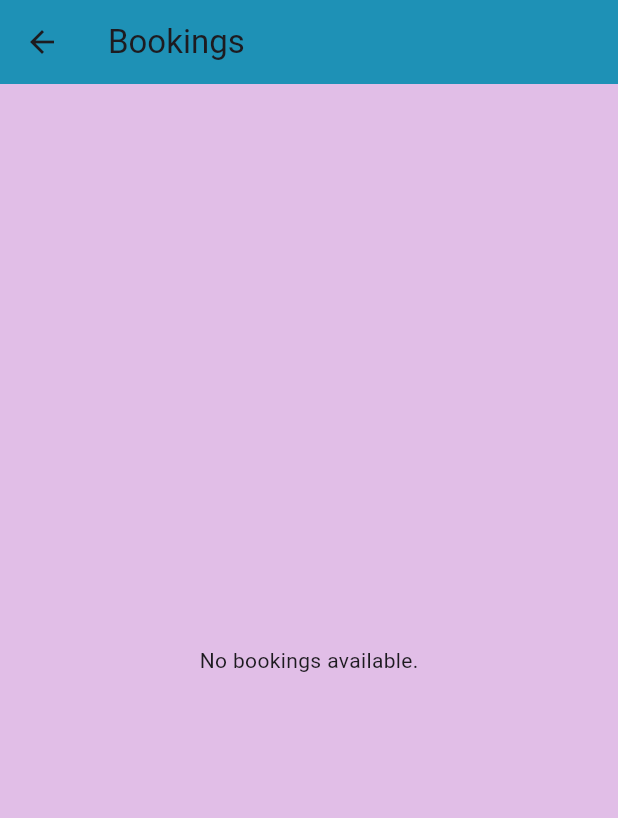
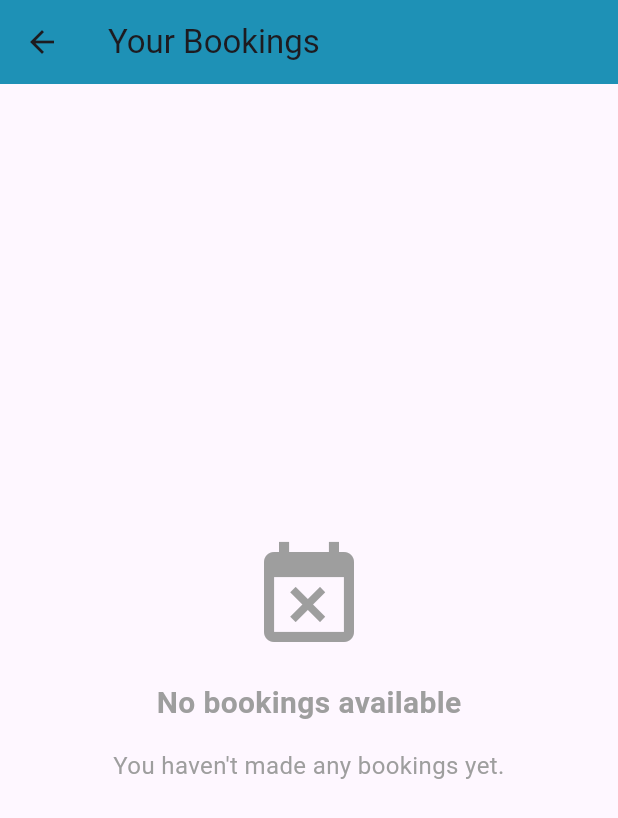
Before and after one commit to AbrahamKiplagat/Hotel, a Flutter app: the BookingDisplayScreen screen opened by its route, on a phone screen of 412 x 824 dp. Shown: the top 818 px of the screen. Run offline on Flutter 3.47's test engine with Material 3 defaults, Android fonts, the phone set to English and light mode, and no system bars; our stand-ins replace awesome_dialog, cloud_firestore, firebase_auth, firebase_core, flutter_iconly, image_picker and 1 more; accounts and stored records are empty; generated files the repository leaves out were written again.

Commit message:
no bookings screen

```diff
--- a/lib/presentation/dashboard/bookedby.dart
+++ b/lib/presentation/dashboard/bookedby.dart
@@ -1,11 +1,12 @@
 import 'package:flutter/material.dart';
 import 'package:cloud_firestore/cloud_firestore.dart';
 import 'package:firebase_auth/firebase_auth.dart';
+import 'package:hotel/presentation/dashboard/no_bookings.dart';
+// Import the NoBookingsScreen class
 
 class BookingDisplayScreen extends StatelessWidget {
   @override
   Widget build(BuildContext context) {
-    // Get the current user
     User? user = FirebaseAuth.instance.currentUser;
 
     if (user == null) {
@@ -21,13 +22,13 @@ class BookingDisplayScreen extends StatelessWidget {
 
     return Scaffold(
       appBar: AppBar(
-        title: Text('Bookings'),
+        title: Text('Your Bookings'),
       ),
-      backgroundColor: Colors.purple[100], // Set the background color here
+      backgroundColor: Colors.purple[100],
       body: StreamBuilder(
         stream: FirebaseFirestore.instance
             .collection('room_bookings')
-            .where('bookedBy', isEqualTo: user.email) // Filter by current user's email
+            .where('bookedBy', isEqualTo: user.email) // Change this to 'uid' if using UID
             .snapshots(),
         builder: (BuildContext context, AsyncSnapshot<QuerySnapshot> snapshot) {
           if (snapshot.hasError) {
@@ -43,9 +44,7 @@ class BookingDisplayScreen extends StatelessWidget {
           }
 
           if (snapshot.data!.docs.isEmpty) {
-            return Center(
-              child: Text('No bookings available.'),
-            );
+            return NoBookingsScreen(); // Display NoBookingsScreen if no bookings available
           }
 
           return ListView.builder(
@@ -57,7 +56,6 @@ class BookingDisplayScreen extends StatelessWidget {
               var roomType = booking['roomType'];
               var timestamp = booking['timestamp'];
 
-              // Convert timestamp to DateTime object
               var dateTime = (timestamp as Timestamp).toDate();
 
               return Card(
@@ -72,17 +70,11 @@ class BookingDisplayScreen extends StatelessWidget {
                         style: TextStyle(fontWeight: FontWeight.bold),
                       ),
                       SizedBox(height: 8.0),
-                      Text(
-                        'Rate: $rate',
-                      ),
+                      Text('Rate: $rate'),
                       SizedBox(height: 8.0),
-                      Text(
-                        'Room Type: $roomType',
-                      ),
+                      Text('Room Type: $roomType'),
                       SizedBox(height: 8.0),
-                      Text(
-                        'Timestamp: $dateTime',
-                      ),
+                      Text('Timestamp: $dateTime'),
                     ],
                   ),
                 ),
--- /dev/null
+++ b/lib/presentation/dashboard/no_bookings.dart
@@ -0,0 +1,39 @@
+import 'package:flutter/material.dart';
+
+class NoBookingsScreen extends StatelessWidget {
+  @override
+  Widget build(BuildContext context) {
+    return Scaffold(
+      body: Center(
+        child: Column(
+          mainAxisAlignment: MainAxisAlignment.center,
+          children: [
+            Icon(
+              Icons.event_busy,
+              size: 80,
+              color: Colors.grey,
+            ),
+            SizedBox(height: 16),
+            Text(
+              'No bookings available',
+              style: TextStyle(
+                fontSize: 20,
+                fontWeight: FontWeight.bold,
+                color: Colors.grey,
+              ),
+            ),
+            SizedBox(height: 16),
+            Text(
+              'You haven\'t made any bookings yet.',
+              textAlign: TextAlign.center,
+              style: TextStyle(
+                fontSize: 16,
+                color: Colors.grey,
+              ),
+            ),
+          ],
+        ),
+      ),
+    );
+  }
+}
```
